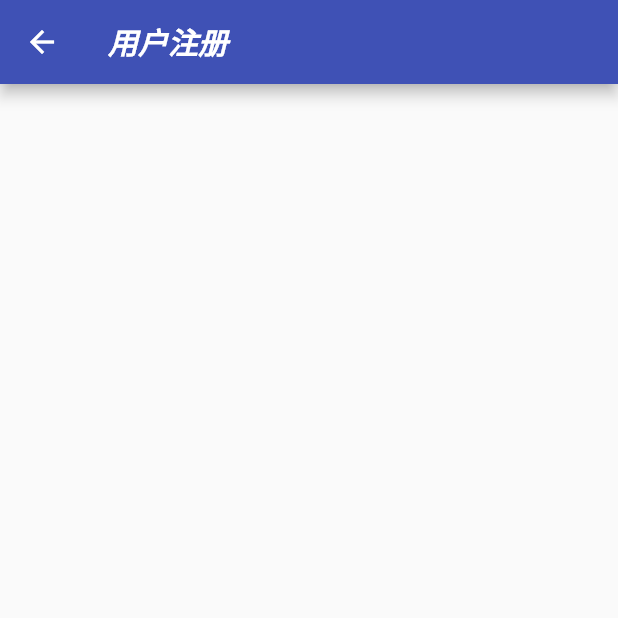
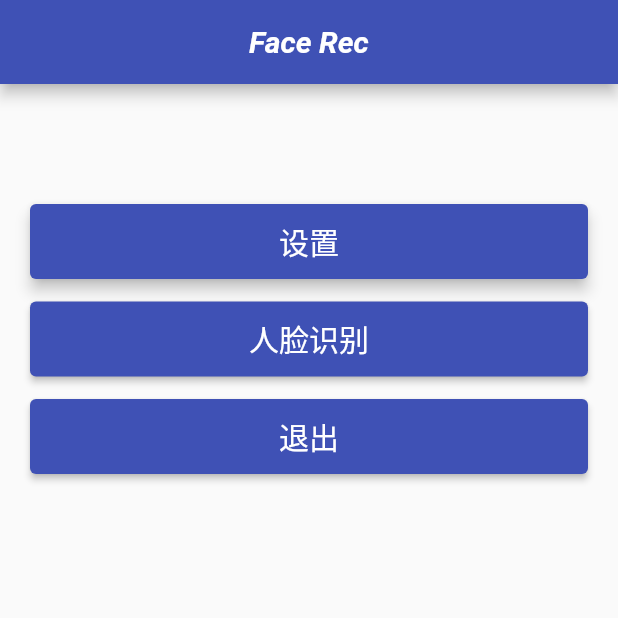
Before and after one commit to PeimingCHEN/Team-Face, a Flutter app: the HomePage screen opened directly, on a phone screen of 412 x 824 dp, the top half of it. Run offline on Flutter 3.47's test engine with Material 2 defaults, Android fonts, the phone set to English and light mode, and no system bars.

Commit message:
add home page and log out button

```diff
--- a/face_rec/lib/home_page.dart
+++ b/face_rec/lib/home_page.dart
@@ -14,14 +14,71 @@ class _HomePageState extends State<HomePage> {
     return Scaffold(
       appBar: AppBar(
         backgroundColor: Colors.indigo,
+        automaticallyImplyLeading: false, //关闭左侧退出箭头
+        centerTitle: true,
         title: Text(
-                "用户注册",
+                "Face Rec",
                 style: TextStyle(
                     fontStyle: FontStyle.italic,
                     fontWeight: FontWeight.bold,
                   ),
               ),
       ),
+      body: Container(
+        padding: EdgeInsets.symmetric(horizontal: 20, vertical: 80),
+        height: MediaQuery.of(context).size.height,
+        width: MediaQuery.of(context).size.width,
+        child: ListView(
+          children: [
+            ElevatedButton(
+                  onPressed: () {},
+                  autofocus: true,
+                  style: ButtonStyle(
+                      //设置按钮的颜色
+                      backgroundColor:MaterialStateProperty.all(Colors.indigo),
+                      //设置按钮的大小
+                      minimumSize: MaterialStateProperty.all(Size(200, 50)),
+                  ),
+                  child: const Text(
+                    "设置",
+                    style: TextStyle(fontSize: 20),
+                  )
+              ),
+            SizedBox(height: 15),
+            ElevatedButton(
+                  onPressed: () {},
+                  autofocus: true,
+                  style: ButtonStyle(
+                      //设置按钮的颜色
+                      backgroundColor:MaterialStateProperty.all(Colors.indigo),
+                      //设置按钮的大小
+                      minimumSize: MaterialStateProperty.all(Size(200, 50)),
+                  ),
+                  child: const Text(
+                    "人脸识别",
+                    style: TextStyle(fontSize: 20),
+                  )
+              ),
+            SizedBox(height: 15),
+            ElevatedButton(
+                  onPressed: () {
+                    Navigator.pop(context);
+                  },
+                  autofocus: true,
+                  style: ButtonStyle(
+                      //设置按钮的颜色
+                      backgroundColor:MaterialStateProperty.all(Colors.indigo),
+                      //设置按钮的大小
+                      minimumSize: MaterialStateProperty.all(Size(200, 50)),
+                  ),
+                  child: const Text(
+                    "退出",
+                    style: TextStyle(fontSize: 20),
+                  )
+              ),
+          ],
+        ),
+      ),
     );
   }
 }
--- a/face_rec/lib/login_page.dart
+++ b/face_rec/lib/login_page.dart
@@ -1,6 +1,7 @@
 // ignore_for_file: prefer_const_constructors
 import 'package:flutter/material.dart';
 import 'signup_page.dart';
+import 'home_page.dart';
 
 class LoginPage extends StatefulWidget {
   const LoginPage({Key? key}) : super(key: key);
@@ -43,7 +44,9 @@ class _LoginPageState extends State<LoginPage> {
                 ),
                 SizedBox(height: 30),
                 ElevatedButton(
-                    onPressed: () {},
+                    onPressed: () {
+                      Navigator.of(context).pushNamed(HomePage.tag); //点击跳转主界面
+                    },
                     autofocus: true,
                     style: ButtonStyle(
                         backgroundColor:MaterialStateProperty.all(Colors.indigo),
--- a/face_rec/lib/main.dart
+++ b/face_rec/lib/main.dart
@@ -4,6 +4,7 @@
 import 'package:flutter/material.dart';
 import 'package:face_rec/login_page.dart';
 import 'package:face_rec/signup_page.dart';
+import 'package:face_rec/home_page.dart';
 
 void main() {
   runApp(MyApp());
@@ -20,6 +21,7 @@ class MyApp extends StatelessWidget {
       routes: <String, WidgetBuilder>{
         LoginPage.tag: (context) => const LoginPage(),
         SignUpPage.tag: (context) => const SignUpPage(),
+        HomePage.tag: (context) => const HomePage(),
       },
     );
   }
```
